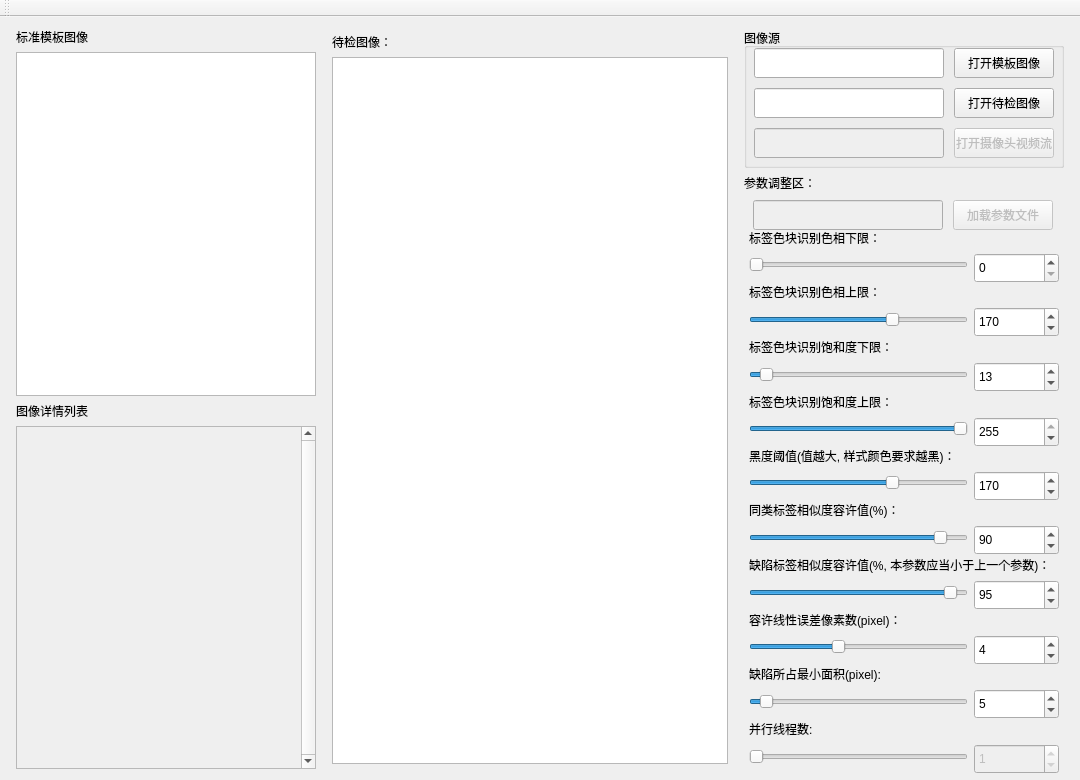
Qt form QtUI/mainwindow.ui (h13-0/label_checker) before a commit.
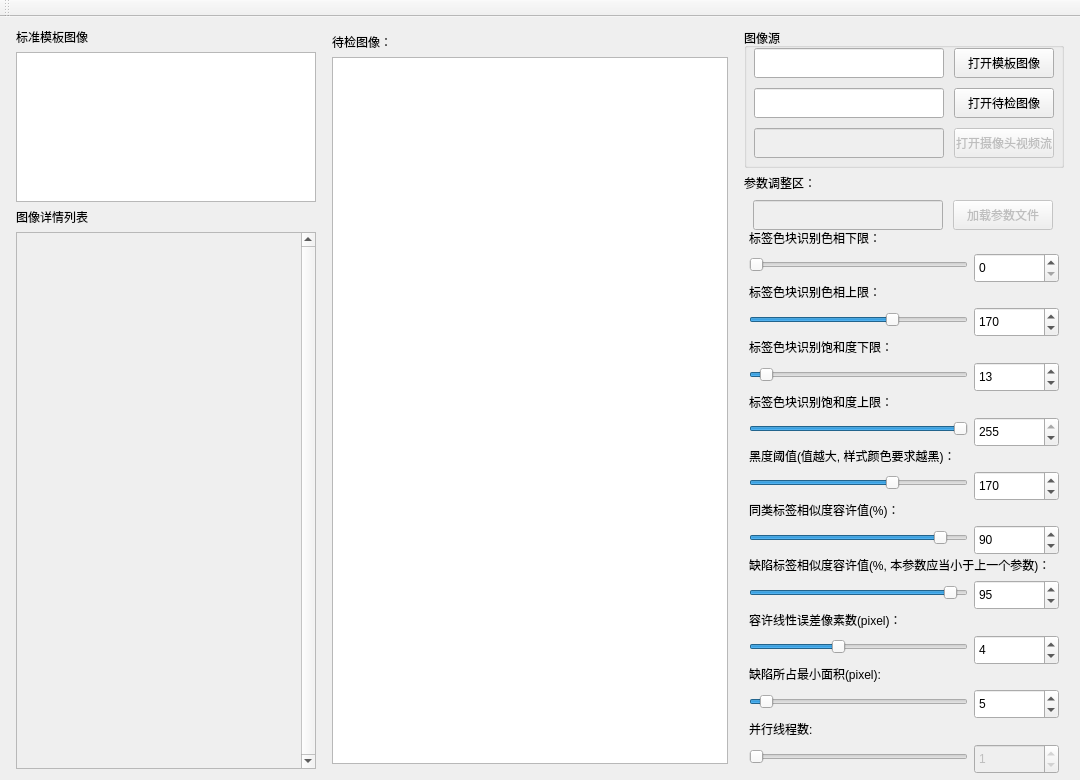
The same form after that commit.

What changed in the file:
```diff
--- a/QtUI/mainwindow.ui
+++ b/QtUI/mainwindow.ui
@@ -35,9 +35,9 @@
    <property name="layoutDirection">
     <enum>Qt::LayoutDirection::LeftToRight</enum>
    </property>
-   <layout class="QHBoxLayout" name="horizontalLayout_3" stretch="2,3,0">
+   <layout class="QHBoxLayout" name="horizontalLayout_3" stretch="1,3,0">
     <item>
-     <layout class="QVBoxLayout" name="verticalLayout_3" stretch="0,0,0,0">
+     <layout class="QVBoxLayout" name="verticalLayout_3" stretch="0,1,0,4">
       <property name="leftMargin">
        <number>5</number>
       </property>
@@ -56,7 +56,7 @@
         <property name="minimumSize">
          <size>
           <width>300</width>
-          <height>270</height>
+          <height>150</height>
          </size>
         </property>
        </widget>
```
